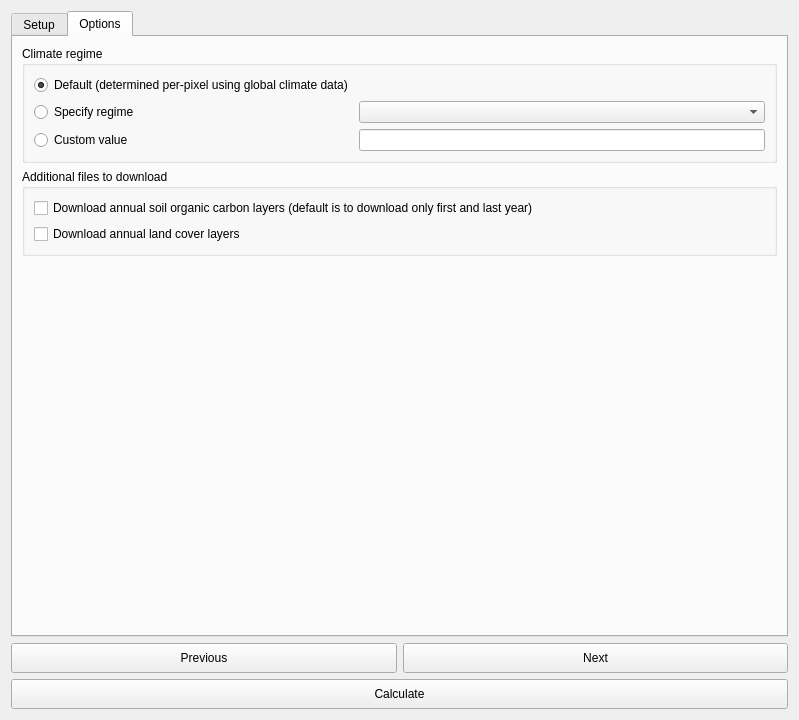
Qt form LDMP/gui/DlgCalculateSOC.ui (ConservationInternational/trends.earth) before a commit.
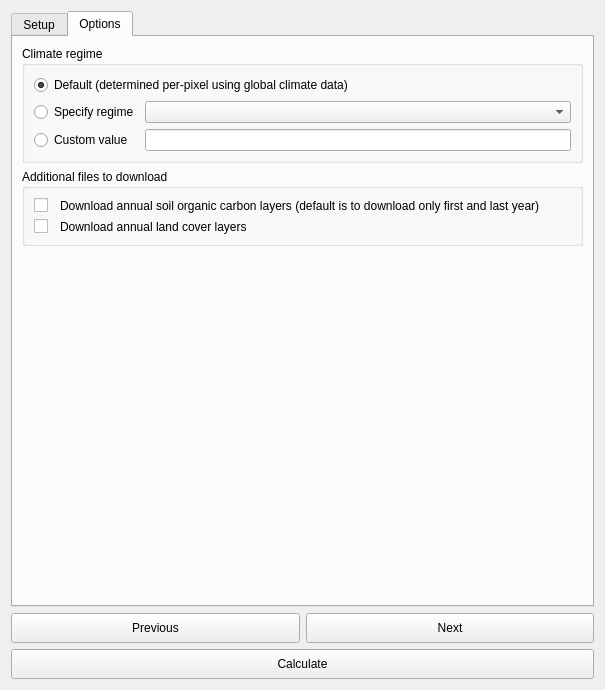
The same form after that commit. The open tabs and pages were chosen to show the change.

Commit message: Add custom land cover setup to GUI.

```diff
--- a/LDMP/gui/DlgCalculateSOC.ui
+++ b/LDMP/gui/DlgCalculateSOC.ui
@@ -6,8 +6,8 @@
    <rect>
     <x>0</x>
     <y>0</y>
-    <width>799</width>
-    <height>720</height>
+    <width>605</width>
+    <height>690</height>
    </rect>
   </property>
   <property name="sizePolicy">
@@ -371,16 +371,6 @@
           <string>Climate regime</string>
          </property>
          <layout class="QGridLayout" name="gridLayout_2">
-          <item row="0" column="0">
-           <widget class="QRadioButton" name="fl_radio_default">
-            <property name="text">
-             <string>Default (determined per-pixel using global climate data)</string>
-            </property>
-            <property name="checked">
-             <bool>true</bool>
-            </property>
-           </widget>
-          </item>
           <item row="1" column="0">
            <widget class="QRadioButton" name="fl_radio_chooseRegime">
             <property name="text">
@@ -396,7 +386,14 @@
            </widget>
           </item>
           <item row="1" column="1">
-           <widget class="QComboBox" name="fl_chooseRegime_comboBox"/>
+           <widget class="QComboBox" name="fl_chooseRegime_comboBox">
+            <property name="sizePolicy">
+             <sizepolicy hsizetype="Expanding" vsizetype="Fixed">
+              <horstretch>0</horstretch>
+              <verstretch>0</verstretch>
+             </sizepolicy>
+            </property>
+           </widget>
           </item>
           <item row="2" column="1">
            <widget class="QLineEdit" name="fl_custom_lineEdit">
@@ -411,27 +408,75 @@
             </property>
            </widget>
           </item>
+          <item row="0" column="0" colspan="2">
+           <widget class="QRadioButton" name="fl_radio_default">
+            <property name="text">
+             <string>Default (determined per-pixel using global climate data)</string>
+            </property>
+            <property name="checked">
+             <bool>true</bool>
+            </property>
+           </widget>
+          </item>
          </layout>
         </widget>
        </item>
        <item>
         <widget class="QGroupBox" name="groupBox_2">
+         <property name="sizePolicy">
+          <sizepolicy hsizetype="Preferred" vsizetype="Minimum">
+           <horstretch>0</horstretch>
+           <verstretch>0</verstretch>
+          </sizepolicy>
+         </property>
          <property name="title">
           <string>Additional files to download</string>
          </property>
-         <layout class="QVBoxLayout" name="verticalLayout_4">
-          <item>
+         <layout class="QGridLayout" name="gridLayout_4">
+          <item row="2" column="0">
+           <widget class="QCheckBox" name="download_annual_lc">
+            <property name="maximumSize">
+             <size>
+              <width>16777215</width>
+              <height>16777215</height>
+             </size>
+            </property>
+            <property name="text">
+             <string/>
+            </property>
+           </widget>
+          </item>
+          <item row="0" column="0">
            <widget class="QCheckBox" name="download_annual_soc">
+            <property name="maximumSize">
+             <size>
+              <width>20</width>
+              <height>16777215</height>
+             </size>
+            </property>
+            <property name="text">
+             <string/>
+            </property>
+           </widget>
+          </item>
+          <item row="0" column="1">
+           <widget class="QLabel" name="label_4">
             <property name="text">
              <string>Download annual soil organic carbon layers (default is to download only first and last year)</string>
             </property>
+            <property name="wordWrap">
+             <bool>true</bool>
+            </property>
            </widget>
           </item>
-          <item>
-           <widget class="QCheckBox" name="download_annual_lc">
+          <item row="2" column="1">
+           <widget class="QLabel" name="label_5">
             <property name="text">
              <string>Download annual land cover layers</string>
             </property>
+            <property name="wordWrap">
+             <bool>true</bool>
+            </property>
            </widget>
           </item>
          </layout>
```
Left out of the diff: 100 changed lines with no effect on the pictures. The commit also changes 2 other files.
